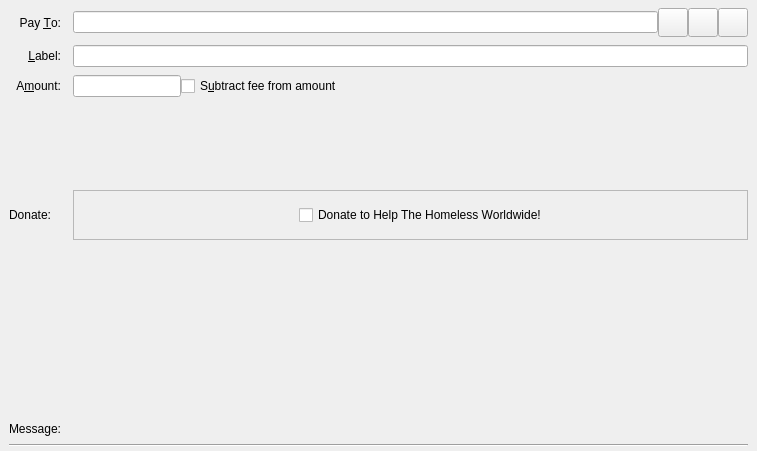
Qt form src/qt/forms/sendcoinsentry.ui (HTHcoin/helpthehomelesscoin) before a commit.
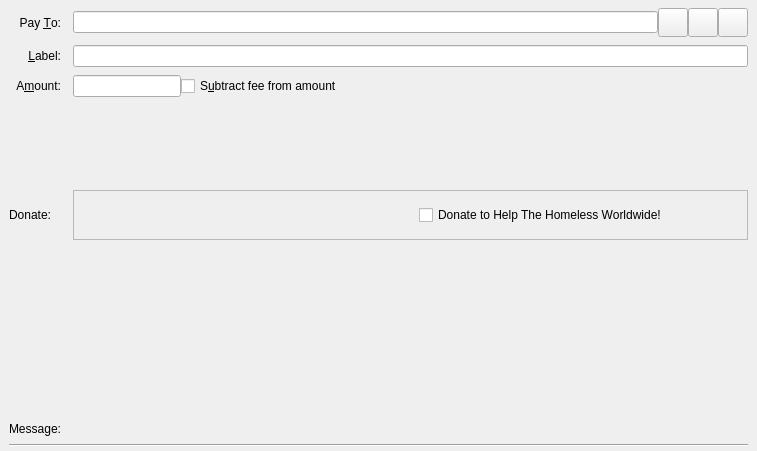
The same form after that commit. Custom widgets are drawn as their Qt base class.

The edit to the form file:
```diff
--- a/src/qt/forms/sendcoinsentry.ui
+++ b/src/qt/forms/sendcoinsentry.ui
@@ -265,7 +265,7 @@
       <widget class="QWidget" name="layoutWidget">
        <property name="geometry">
         <rect>
-         <x>210</x>
+         <x>330</x>
          <y>10</y>
          <width>291</width>
          <height>31</height>
```
